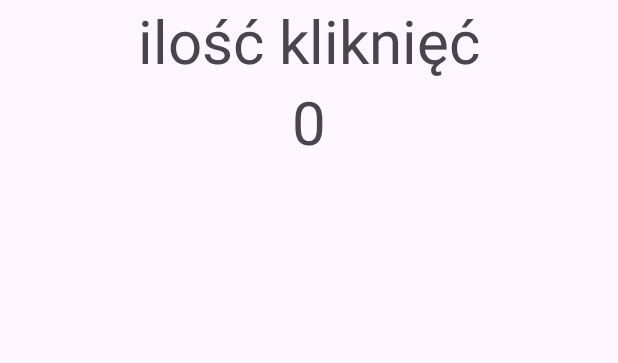
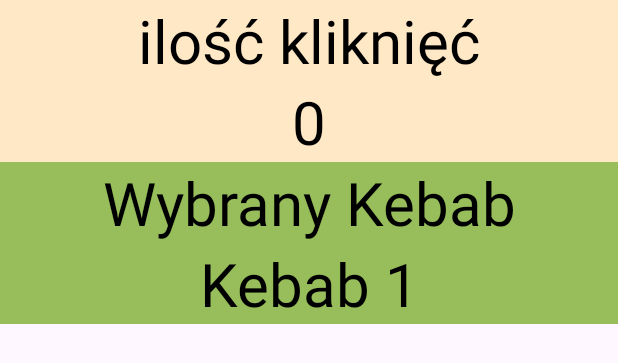
Before and after one commit to MarcinSzablak/przewodnikTurystyczny, an Android app: the layout fragment_end.xml on its own in the app's theme, with its tools: preview values and no code run, on a phone screen of 412 x 824 dp. Shown: the top 363 px of the screen. Run offline under Robolectric (Android 15) with nearby library versions, the phone set to English and light mode, and no system bars; Roboto replaces fonts that are not available here.

Commit message:
Add KebabFragment Add connection between KebabFragment and EndFragment

```diff
--- a/app/src/main/java/com/example/przewodnikturystyczny/AppViewModel.kt
+++ b/app/src/main/java/com/example/przewodnikturystyczny/AppViewModel.kt
@@ -7,6 +7,7 @@ class AppViewModel: ViewModel() {
     val countNumber: MutableLiveData<Int> by lazy {
         MutableLiveData<Int>(0)
     }
-
-
+    val choosenKebab: MutableLiveData<String> by lazy {
+        MutableLiveData<String>()
+    }
 }
--- a/app/src/main/java/com/example/przewodnikturystyczny/InformationFragment.kt
+++ b/app/src/main/java/com/example/przewodnikturystyczny/InformationFragment.kt
@@ -34,7 +34,6 @@ class InformationFragment : Fragment() {
         counterButton.setOnClickListener {
             val number = model.countNumber.value?.plus(1)
             model.countNumber.value = number
-            Toast.makeText(activity, "Button Clicked!", Toast.LENGTH_SHORT).show()
         }
     }
 }
--- a/app/src/main/res/layout/fragment_end.xml
+++ b/app/src/main/res/layout/fragment_end.xml
@@ -14,7 +14,9 @@
             android:layout_height="wrap_content"
             android:text="ilość kliknięć"
             android:textSize="40sp"
-            android:textAlignment="center" />
+            android:textAlignment="center"
+            android:background="@color/beige"
+            android:textColor="@color/black"/>
         <TextView
             android:id="@+id/count_view"
             android:layout_width="match_parent"
@@ -22,7 +24,27 @@
             android:text=""
             tools:text="0"
             android:textSize="40sp"
-            android:textAlignment="center" />
+            android:textAlignment="center"
+            android:background="@color/beige"
+            android:textColor="@color/black"/>
+        <TextView
+            android:layout_width="match_parent"
+            android:layout_height="wrap_content"
+            android:text="Wybrany Kebab"
+            android:textSize="40sp"
+            android:textAlignment="center"
+            android:background="@color/green"
+            android:textColor="@color/black"/>
+        <TextView
+            android:id="@+id/choosen_kebab_view"
+            android:layout_width="match_parent"
+            android:layout_height="wrap_content"
+            android:text=""
+            tools:text="Kebab 1"
+            android:textSize="40sp"
+            android:textAlignment="center"
+            android:background="@color/green"
+            android:textColor="@color/black"/>
     </LinearLayout>
 
 </FrameLayout>
```
Also changed, not shown: app/src/main/java/com/example/przewodnikturystyczny/EndFragment.kt (+7 -1 lines), app/src/main/java/com/example/przewodnikturystyczny/KebabFragment.kt (added, +63 -0 lines), app/src/main/res/layout/fragment_kebab.xml (added, +27 -0 lines), app/src/main/res/drawable/img_3.png (added).
